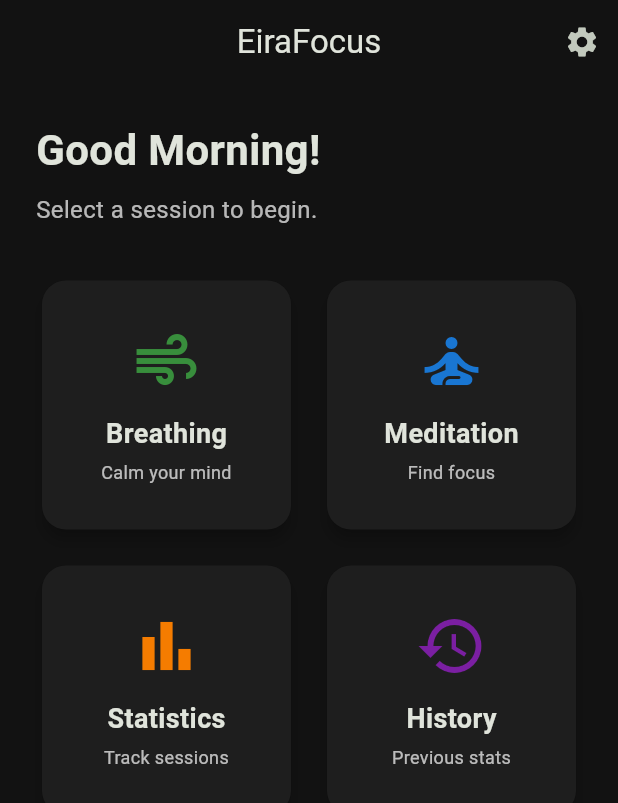
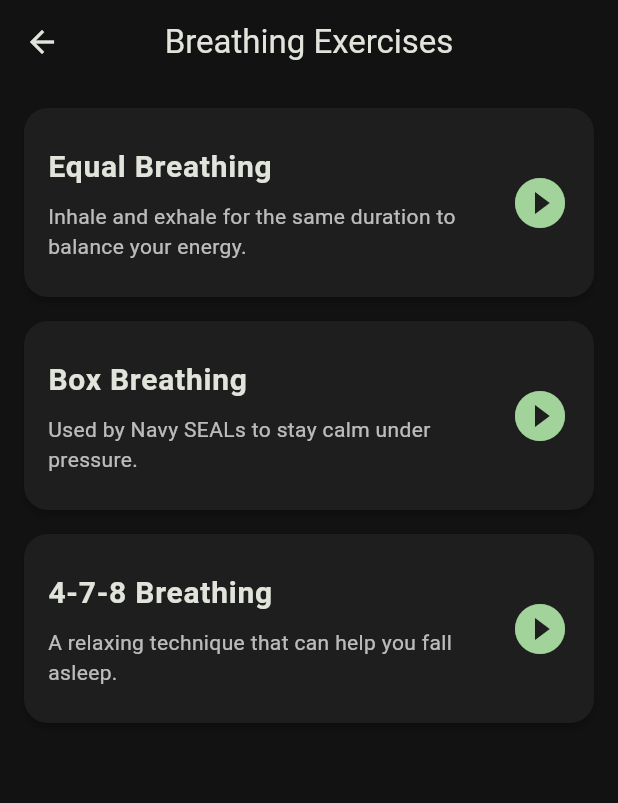
Before and after one commit to eirafocus/eirafocus, a Flutter app: the DashboardScreen screen opened directly, after a tap on "Breathing", on a phone screen of 412 x 824 dp. Shown: the top 803 px of the screen. Run offline on Flutter 3.47's test engine with Material 3 defaults, Android fonts, the phone set to English and light mode, and no system bars; our stand-ins replace flutter_riverpod, font_awesome_flutter.

Commit message:
feat: breathing exercises with predefined methods and animated session screen

```diff
--- /dev/null
+++ b/lib/features/breathing/domain/breathing_method.dart
@@ -0,0 +1,46 @@
+enum BreathingStage { inhale, hold, exhale, holdAfterExhale }
+
+class BreathingMethod {
+  final String name;
+  final String description;
+  final int inhaleDuration;
+  final int holdDuration;
+  final int exhaleDuration;
+  final int holdAfterExhaleDuration;
+
+  const BreathingMethod({
+    required this.name,
+    required this.description,
+    required this.inhaleDuration,
+    this.holdDuration = 0,
+    required this.exhaleDuration,
+    this.holdAfterExhaleDuration = 0,
+  });
+
+  int get totalDurationPerCycle =>
+      inhaleDuration + holdDuration + exhaleDuration + holdAfterExhaleDuration;
+
+  static const List<BreathingMethod> predefinedMethods = [
+    BreathingMethod(
+      name: 'Equal Breathing',
+      description: 'Inhale and exhale for the same duration to balance your energy.',
+      inhaleDuration: 4,
+      exhaleDuration: 4,
+    ),
+    BreathingMethod(
+      name: 'Box Breathing',
+      description: 'Used by Navy SEALs to stay calm under pressure.',
+      inhaleDuration: 4,
+      holdDuration: 4,
+      exhaleDuration: 4,
+      holdAfterExhaleDuration: 4,
+    ),
+    BreathingMethod(
+      name: '4-7-8 Breathing',
+      description: 'A relaxing technique that can help you fall asleep.',
+      inhaleDuration: 4,
+      holdDuration: 7,
+      exhaleDuration: 8,
+    ),
+  ];
+}
--- /dev/null
+++ b/lib/features/breathing/presentation/breathing_screen.dart
@@ -0,0 +1,52 @@
+import 'package:flutter/material.dart';
+import 'package:eirafocus/features/breathing/domain/breathing_method.dart';
+import 'package:eirafocus/features/breathing/presentation/breathing_session_screen.dart';
+
+class BreathingScreen extends StatelessWidget {
+  const BreathingScreen({super.key});
+
+  @override
+  Widget build(BuildContext context) {
+    return Scaffold(
+      appBar: AppBar(
+        title: const Text('Breathing Exercises'),
+      ),
+      body: ListView.builder(
+        padding: const EdgeInsets.all(16),
+        itemCount: BreathingMethod.predefinedMethods.length,
+        itemBuilder: (context, index) {
+          final method = BreathingMethod.predefinedMethods[index];
+          return Card(
+            margin: const EdgeInsets.only(bottom: 16),
+            child: ListTile(
+              contentPadding: const EdgeInsets.all(16),
+              title: Text(
+                method.name,
+                style: const TextStyle(fontSize: 20, fontWeight: FontWeight.bold),
+              ),
+              subtitle: Padding(
+                padding: const EdgeInsets.only(top: 8.0),
+                child: Text(
+                  method.description,
+                  style: const TextStyle(fontSize: 14, color: Colors.white70),
+                ),
+              ),
+              trailing: Icon(
+                Icons.play_circle_fill,
+                size: 40,
+                color: Theme.of(context).colorScheme.primary,
+              ),
+              onTap: () {
+                Navigator.of(context).push(
+                  MaterialPageRoute(
+                    builder: (context) => BreathingSessionScreen(method: method),
+                  ),
+                );
+              },
+            ),
+          );
+        },
+      ),
+    );
+  }
+}
--- a/lib/features/dashboard/presentation/dashboard_screen.dart
+++ b/lib/features/dashboard/presentation/dashboard_screen.dart
@@ -1,5 +1,6 @@
 import 'package:flutter/material.dart';
 import 'package:font_awesome_flutter/font_awesome_flutter.dart';
+import 'package:eirafocus/features/breathing/presentation/breathing_screen.dart';
 
 class DashboardScreen extends StatelessWidget {
   const DashboardScreen({super.key});
@@ -43,6 +44,11 @@ class DashboardScreen extends StatelessWidget {
                     'Calm your mind',
                     Icons.air,
                     Colors.green.shade700,
+                    onTap: () {
+                      Navigator.of(context).push(
+                        MaterialPageRoute(builder: (context) => const BreathingScreen()),
+                      );
+                    },
                   ),
                   _buildDashboardCard(
                     context,
@@ -74,12 +80,12 @@ class DashboardScreen extends StatelessWidget {
     );
   }
 
-  Widget _buildDashboardCard(BuildContext context, String title, String subtitle, IconData icon, Color color) {
+  Widget _buildDashboardCard(BuildContext context, String title, String subtitle, IconData icon, Color color, {VoidCallback? onTap}) {
     return Card(
       elevation: 4,
       shape: RoundedRectangleBorder(borderRadius: BorderRadius.circular(16)),
       child: InkWell(
-        onTap: () {},
+        onTap: onTap,
         borderRadius: BorderRadius.circular(16),
         child: Padding(
           padding: const EdgeInsets.all(16.0),
```
Also changed, not shown: lib/features/breathing/presentation/breathing_session_screen.dart (added, +241 -0 lines).
